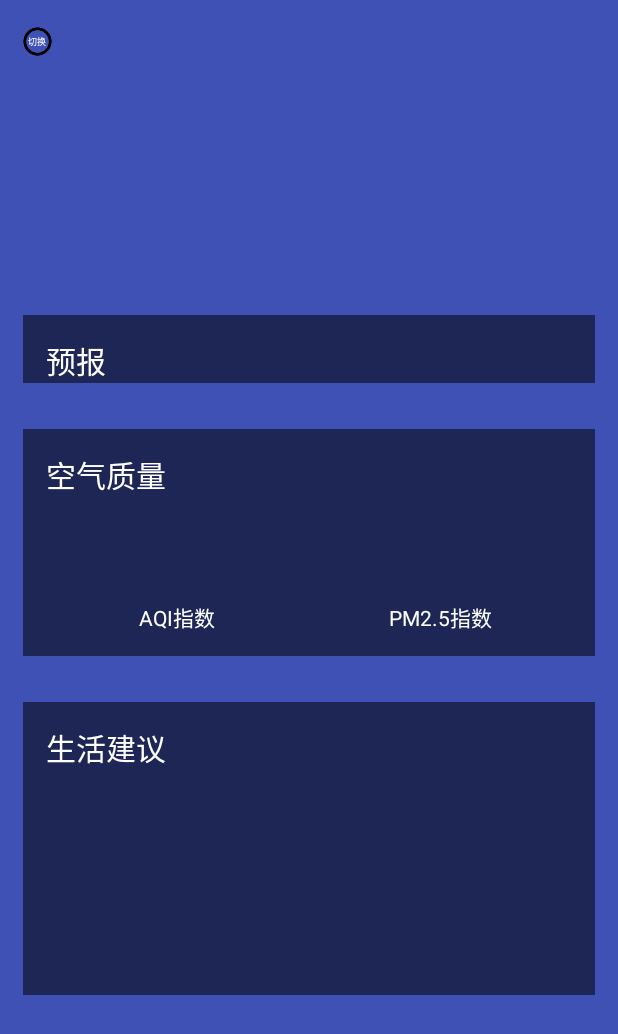
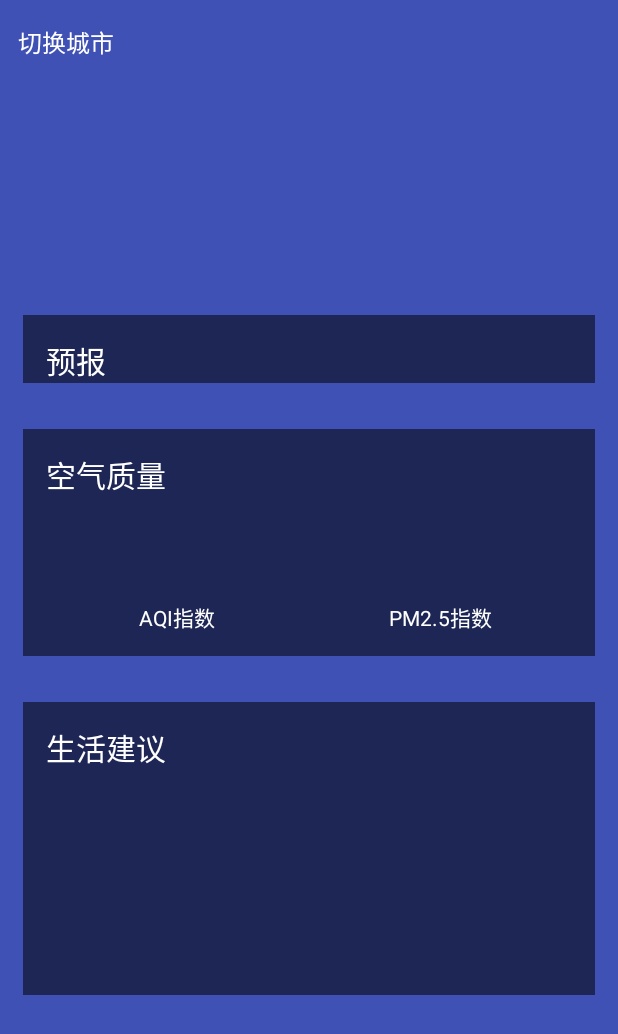
Before and after one commit to qqww83320202/hasonweather, an Android app: the WeatherActivity screen opened directly, with no data from a screen before it, on a phone screen of 412 x 824 dp. Shown: the top 1034 px of the screen. Run offline under Robolectric (Android 15) with nearby library versions, the light colour scheme and no system bars; libraries missing offline, so code that uses them is left out: org.litepal.crud; pictures from the network do not load; 2 statements that could not run were skipped.

```diff
--- a/app/src/main/res/layout/title.xml
+++ b/app/src/main/res/layout/title.xml
@@ -4,15 +4,16 @@
     android:layout_height="?attr/actionBarSize">
     <Button
         android:id="@+id/nav_button"
-        android:layout_width="30dp"
-        android:layout_height="30dp"
-        android:layout_marginLeft="10dp"
+        android:layout_width="wrap_content"
+        android:layout_height="wrap_content"
+
         android:layout_alignParentLeft="true"
         android:layout_centerVertical="true"
-        android:text="切换"
-        android:textSize="6sp"
+        android:text="切换城市"
+        android:textSize="16sp"
         android:textColor="#fff"
-        android:background="@drawable/r4"
+     android:background="@android:color/transparent"
+
         />
 <TextView
     android:id="@+id/title_city"
```
Also changed, not shown: app/src/main/AndroidManifest.xml (+5 -3 lines), app/src/main/java/com/hasonweather/android/ImageActivity.java (added, +43 -0 lines), app/src/main/res/anim/alpha.xml (added, +10 -0 lines), app/src/main/res/anim/alpha_exit.xml (added, +8 -0 lines), app/src/main/res/anim/alpha_in.xml (added, +11 -0 lines), app/src/main/res/drawable/ic_cloud_black_24dp.xml (added, +9 -0 lines), app/src/main/res/layout/activity_image.xml (added, +14 -0 lines), app/src/main/ic_launcher-web.png (added), app/src/main/res/drawable/ssss.png (added), app/src/main/res/drawable/start.9.png (added), app/src/main/res/mipmap-hdpi/ic_launcher.png, app/src/main/res/mipmap-mdpi/ic_launcher.png, app/src/main/res/mipmap-xhdpi/ic_launcher.png, app/src/main/res/mipmap-xxhdpi/ic_launcher.png, 1 more files.
